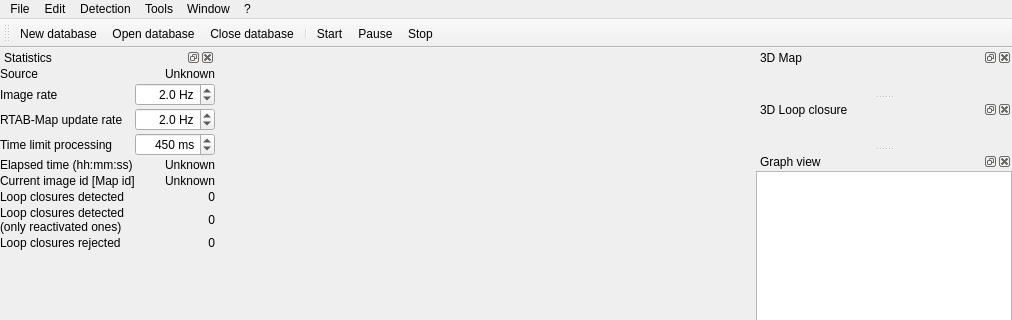
Qt form guilib/src/ui/mainWindow.ui (introlab/rtabmap) before a commit; both pictures show x 0 to 1012 and y 0 to 320 of the 1012 by 711 pixel window.
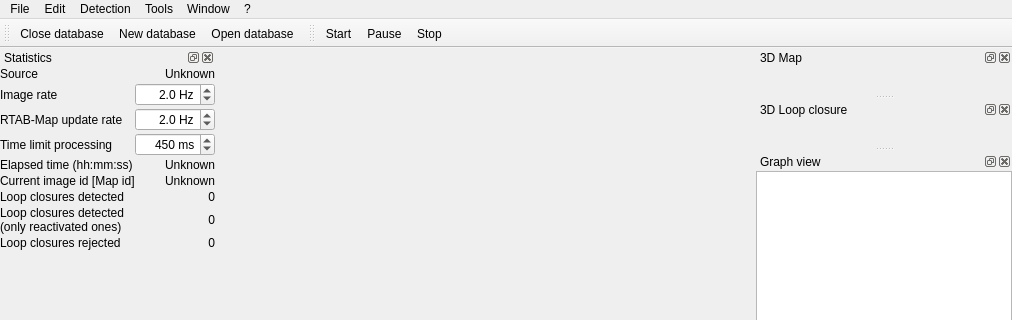
The same form after that commit. Icons and pictures are not drawn. Custom widgets are drawn as their Qt base class.

```diff
--- a/guilib/src/ui/mainWindow.ui
+++ b/guilib/src/ui/mainWindow.ui
@@ -249,13 +249,9 @@
    <attribute name="toolBarBreak">
     <bool>false</bool>
    </attribute>
+   <addaction name="actionClose_database"/>
    <addaction name="actionNew_database"/>
    <addaction name="actionOpen_database"/>
-   <addaction name="actionClose_database"/>
-   <addaction name="separator"/>
-   <addaction name="actionStart"/>
-   <addaction name="actionPause"/>
-   <addaction name="actionStop"/>
   </widget>
   <widget class="QDockWidget" name="dockWidget_statsV2">
    <property name="floating">
@@ -837,6 +833,20 @@
     </layout>
    </widget>
   </widget>
+  <widget class="QToolBar" name="toolBar_2">
+   <property name="windowTitle">
+    <string>toolBar_2</string>
+   </property>
+   <attribute name="toolBarArea">
+    <enum>TopToolBarArea</enum>
+   </attribute>
+   <attribute name="toolBarBreak">
+    <bool>false</bool>
+   </attribute>
+   <addaction name="actionStart"/>
+   <addaction name="actionPause"/>
+   <addaction name="actionStop"/>
+  </widget>
   <action name="actionExit">
    <property name="icon">
     <iconset resource="../GuiLib.qrc">
```
Left out of the diff: 135 changed lines with no effect on the pictures.
